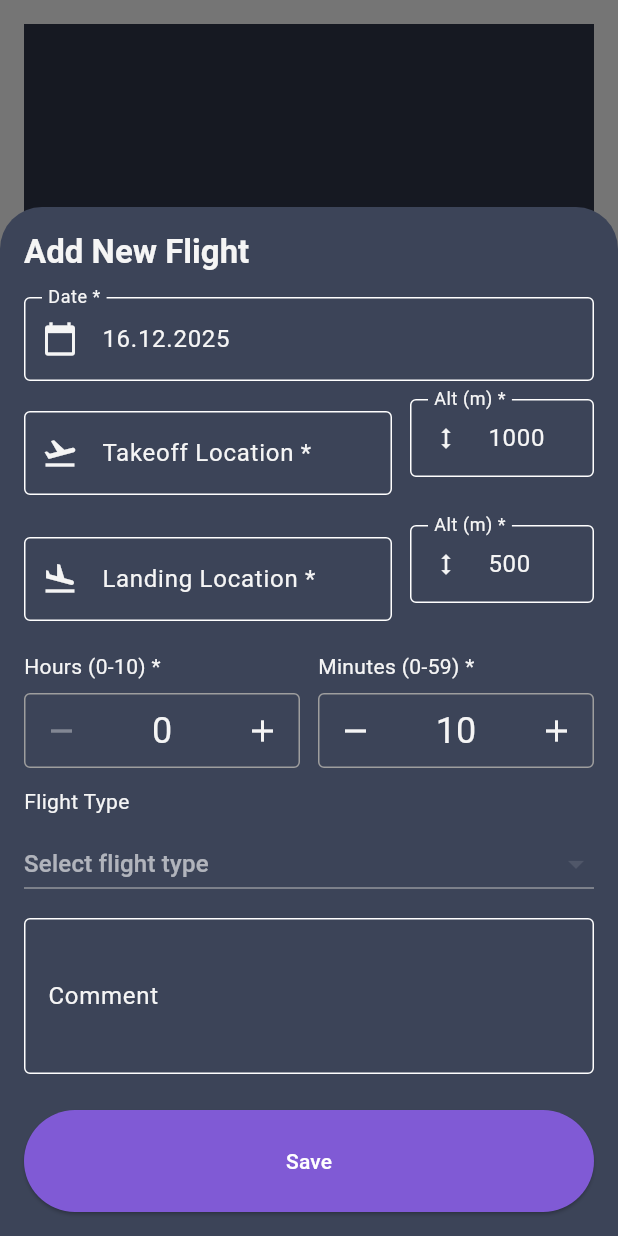
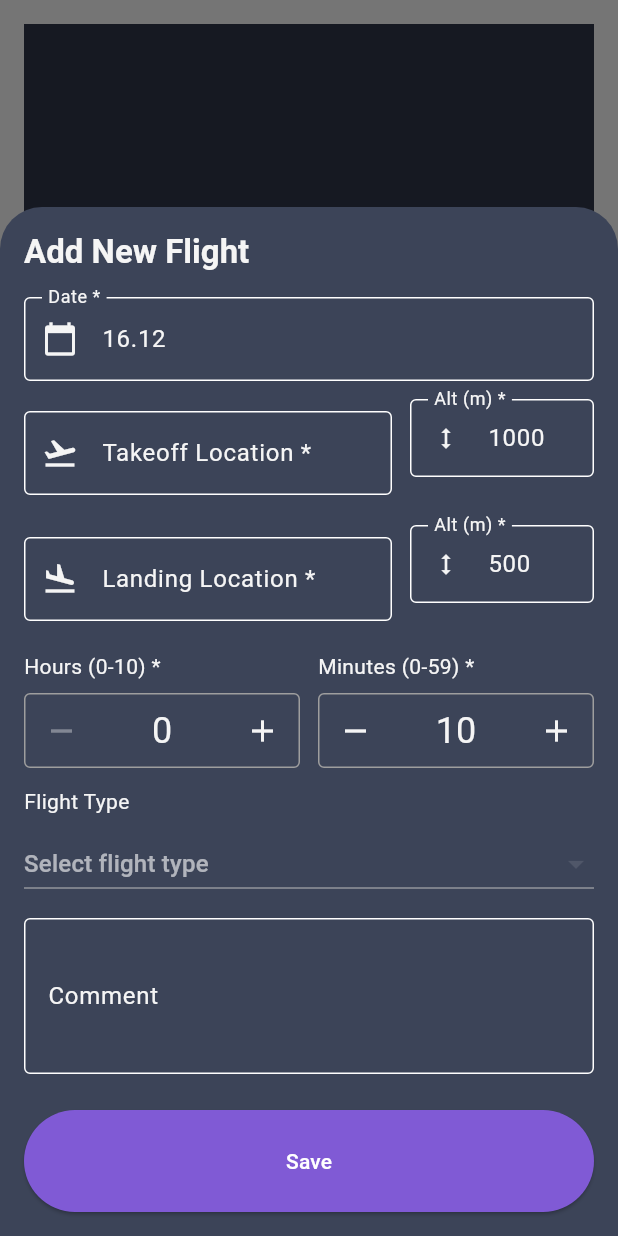
Before and after one commit to buddymajki/SAFETY_Flightdeck2, a Flutter app: the FlightBookScreen screen opened directly, after a tap on the "add" icon, on a phone screen of 412 x 824 dp. Run offline on Flutter 3.47's test engine with Material 3 defaults, Android fonts, the phone set to English and light mode, and no system bars; our stand-ins replace cloud_firestore, firebase_auth, firebase_core, shared_preferences; accounts and stored records are empty.

```diff
--- a/lib/screens/flightbook_screen.dart
+++ b/lib/screens/flightbook_screen.dart
@@ -704,7 +704,7 @@ class _AddEditFlightFormState extends State<_AddEditFlightForm> {
       final date = DateTime.parse(flight.date);
 
       _dateController = TextEditingController(
-        text: DateFormat('dd.MM.yyyy').format(date),
+        text: DateFormat('dd.MM').format(date),
       );
       _takeoffController = TextEditingController(text: flight.takeoffName);
       _landingController = TextEditingController(text: flight.landingName);
@@ -724,7 +724,7 @@ class _AddEditFlightFormState extends State<_AddEditFlightForm> {
       _landingFromDropdown = false;
     } else {
       _dateController = TextEditingController(
-        text: DateFormat('dd.MM.yyyy').format(DateTime.now()),
+        text: DateFormat('dd.MM').format(DateTime.now()),
       );
       _takeoffController = TextEditingController();
       _landingController = TextEditingController();
```
